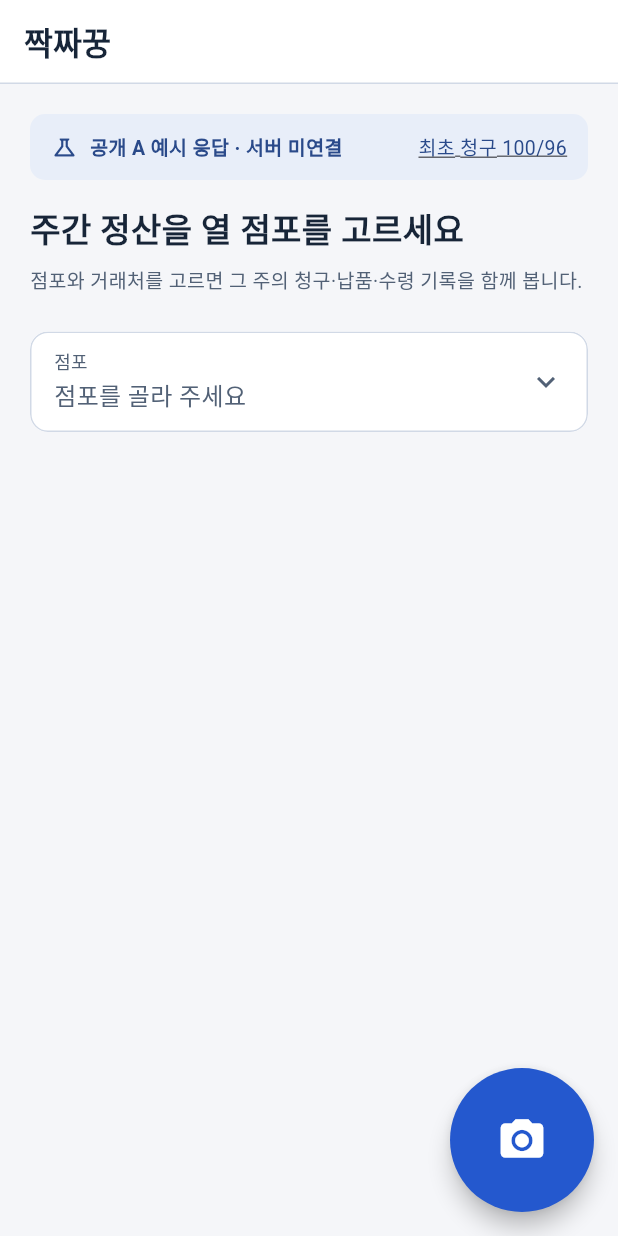
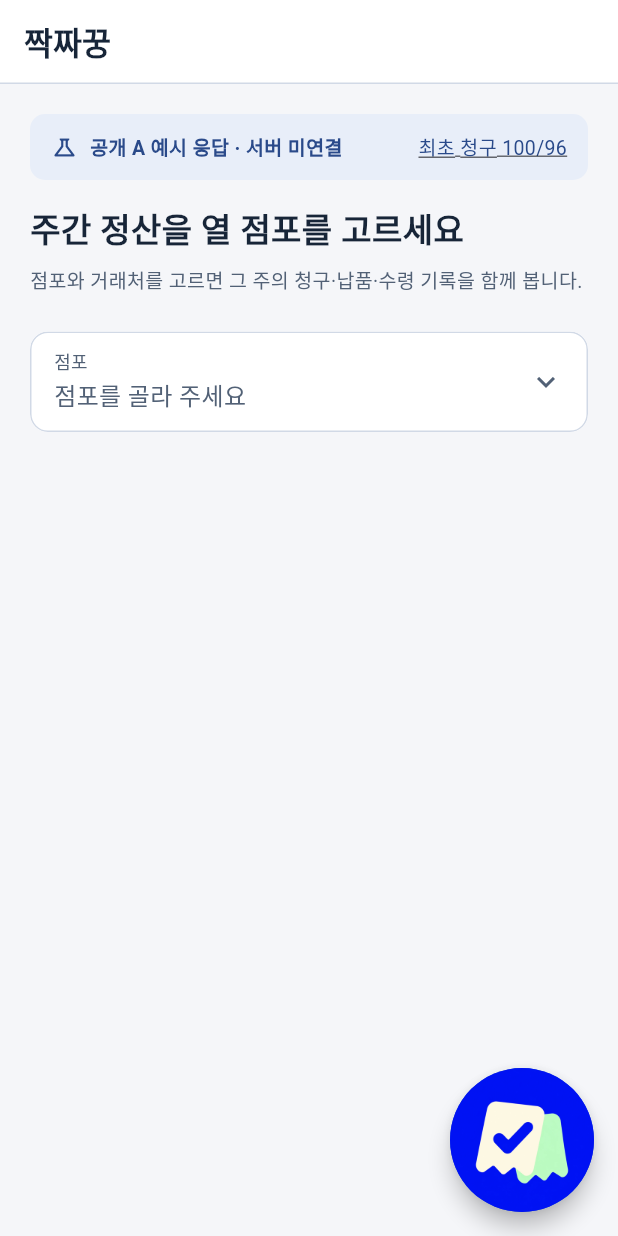
Before and after one commit to JJak-JJak-GGeung/JJak-JJak-GGeung-Frontend, a Flutter app: the screen it shows after launch, on a phone screen of 412 x 824 dp. Run offline on Flutter 3.47's test engine with Material 3 defaults, Android fonts, the phone set to English and light mode, and no system bars; our stand-ins replace file_picker, flutter_riverpod, go_router, supabase_flutter; missing offline and left inert: record; accounts and stored records are empty.

Commit message:
feat(ui): 사진 올리기 버튼을 앱 아이콘 이미지로 바꾼다
첫 화면 오른쪽 아래 버튼의 카메라 아이콘 대신 첨부받은 영수증·체크 아이콘(384px PNG)을
원형 버튼 전체에 채워 쓴다. 누름 효과가 보이도록 Ink.image를 쓰고, 읽기 프로그램에는
'사진 올리기'로 읽힌다.

Co-Authored-By: Claude Opus 5.5 <noreply@anthropic.com>

```diff
--- a/lib/features/ui/start.dart
+++ b/lib/features/ui/start.dart
@@ -51,7 +51,7 @@ class _StartScreenState extends ConsumerState<StartScreen> {
     });
   }
 
-  /// Camera button: pick (or confirm) store, supplier and period in a
+  /// Upload button: pick (or confirm) store, supplier and period in a
   /// sheet, then open that period's upload screen. Uploads always belong to
   /// one period (POST /api/periods/P/documents).
   Future<void> _openUpload() async {
@@ -77,13 +77,26 @@ class _StartScreenState extends ConsumerState<StartScreen> {
   Widget build(BuildContext context) => Screen(
         title: '짝짜꿍',
         leading: false,
-        floatingActionButton: FloatingActionButton.large(
-          onPressed: _openUpload,
-          tooltip: '사진 올리기',
-          backgroundColor: Palette.primary,
-          foregroundColor: Colors.white,
-          shape: const CircleBorder(),
-          child: const Icon(Icons.photo_camera, size: 34),
+        floatingActionButton: Semantics(
+          button: true,
+          label: '사진 올리기',
+          child: Tooltip(
+            message: '사진 올리기',
+            child: Material(
+              shape: const CircleBorder(),
+              clipBehavior: Clip.antiAlias,
+              elevation: 6,
+              color: Palette.primary,
+              // Ink.image keeps the tap ripple visible on top of the icon.
+              child: Ink.image(
+                image: const AssetImage('assets/upload_icon.png'),
+                width: 96,
+                height: 96,
+                fit: BoxFit.cover,
+                child: InkWell(onTap: _openUpload),
+              ),
+            ),
+          ),
         ),
         children: [
           const Text('주간 정산을 열 점포를 고르세요', style: Txt.title),
--- a/pubspec.yaml
+++ b/pubspec.yaml
@@ -16,3 +16,5 @@ dependencies:
   supabase_flutter: ^2.9.0
 flutter:
   uses-material-design: true
+  assets:
+    - assets/upload_icon.png
```
Also changed, not shown: assets/upload_icon.png (added).
